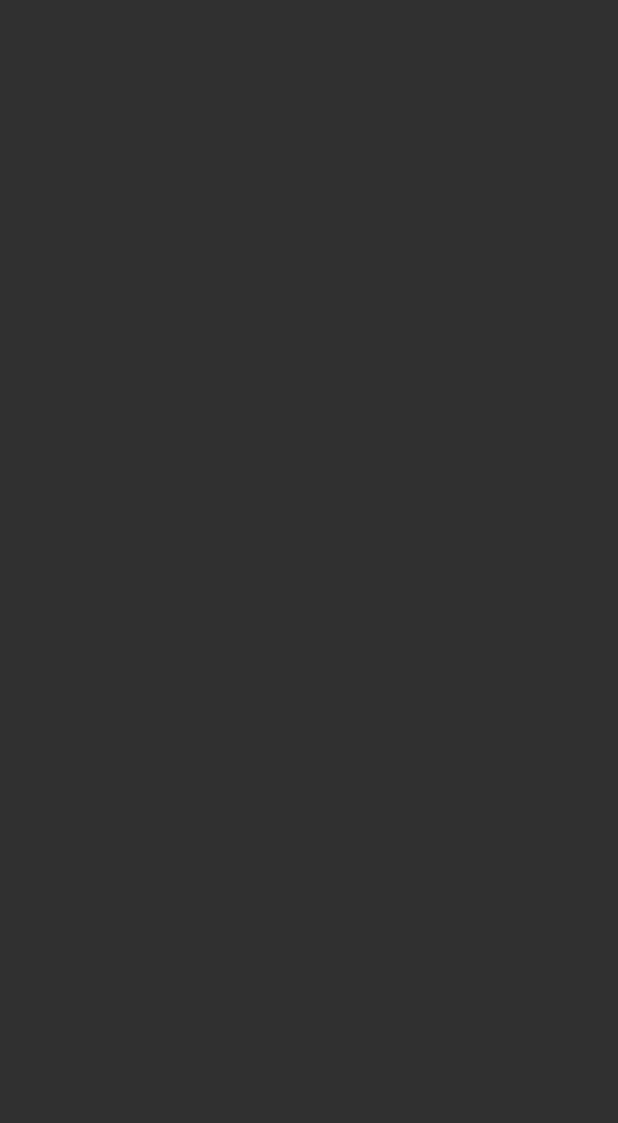
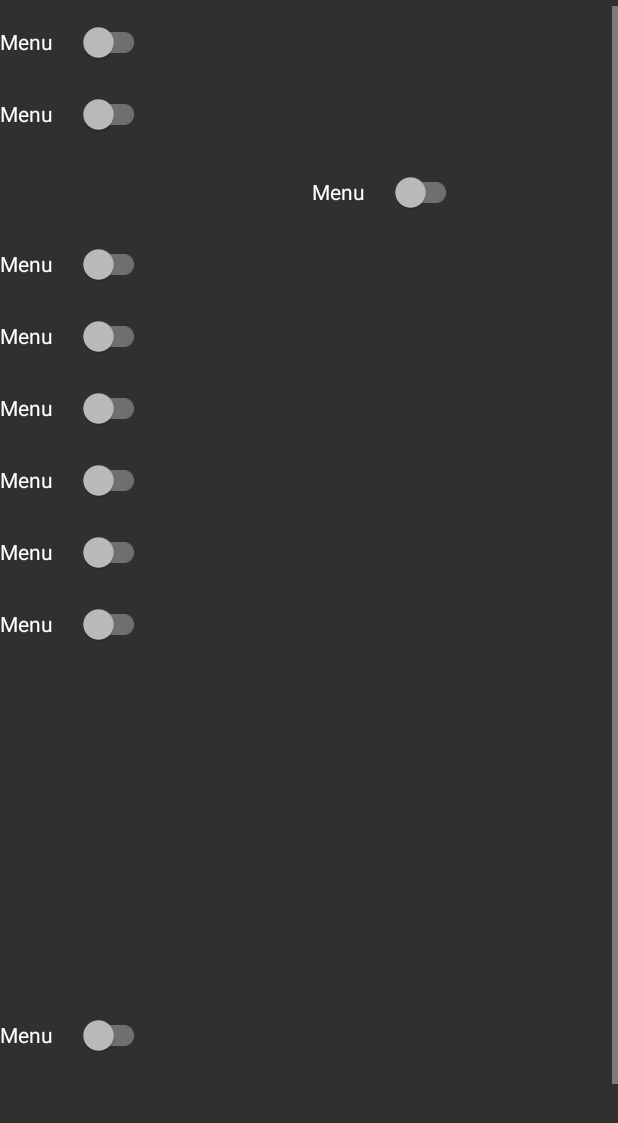
Before and after one commit to TPL-TEAM/KartyNaImprezeAPK, an Android app built with Jetpack Compose: the UstawieniaAc screen opened directly, with no data from a screen before it, on a phone screen of 412 x 824 dp. Before the commit the part shown is empty. Shown: the top 1123 px of the screen. Run offline under Robolectric (Android 15) with nearby library versions, the phone set to English and light mode, and no system bars.

```diff
--- a/app/src/main/res/layout/activity_ustawienia.xml
+++ b/app/src/main/res/layout/activity_ustawienia.xml
@@ -6,4 +6,96 @@
     android:layout_height="match_parent"
     tools:context=".UstawieniaAc">
 
+    <ScrollView
+        android:id="@+id/scrollView3"
+        android:layout_width="match_parent"
+        android:layout_height="match_parent"
+        android:layout_marginTop="4dp"
+        app:layout_constraintEnd_toEndOf="parent"
+        app:layout_constraintHorizontal_bias="0.0"
+        app:layout_constraintStart_toStartOf="parent"
+        app:layout_constraintTop_toTopOf="parent">
+
+        <androidx.constraintlayout.widget.ConstraintLayout
+            android:layout_width="match_parent"
+            android:layout_height="1000dp">
+
+            <androidx.appcompat.widget.SwitchCompat
+                android:id="@+id/switch7"
+                android:layout_width="100dp"
+                android:layout_height="48dp"
+                android:text="@string/Menu"
+                app:layout_constraintStart_toStartOf="parent"
+                app:layout_constraintTop_toTopOf="parent" />
+
+            <androidx.appcompat.widget.SwitchCompat
+                android:id="@+id/switch6"
+                android:layout_width="100dp"
+                android:layout_height="48dp"
+                android:layout_marginStart="208dp"
+                android:layout_marginTop="4dp"
+                android:text="@string/Menu"
+                app:layout_constraintStart_toStartOf="parent"
+                app:layout_constraintTop_toBottomOf="@+id/switch5" />
+
+            <androidx.appcompat.widget.SwitchCompat
+                android:id="@+id/switch5"
+                android:layout_width="100dp"
+                android:layout_height="48dp"
+                android:text="@string/Menu"
+                app:layout_constraintStart_toStartOf="parent"
+                app:layout_constraintTop_toBottomOf="@+id/switch7" />
+            <androidx.appcompat.widget.SwitchCompat
+                android:id="@+id/switch8"
+                android:layout_width="100dp"
+                android:layout_height="48dp"
+                android:text="@string/Menu"
+                app:layout_constraintStart_toStartOf="parent"
+                app:layout_constraintTop_toBottomOf="@+id/switch6" />
+            <androidx.appcompat.widget.SwitchCompat
+                android:id="@+id/switch9"
+                android:layout_width="100dp"
+                android:layout_height="48dp"
+                android:text="@string/Menu"
+                app:layout_constraintStart_toStartOf="parent"
+                app:layout_constraintTop_toBottomOf="@+id/switch8" />
+            <androidx.appcompat.widget.SwitchCompat
+                android:id="@+id/switch10"
+                android:layout_width="100dp"
+                android:layout_height="48dp"
+                android:text="@string/Menu"
+                app:layout_constraintStart_toStartOf="parent"
+                app:layout_constraintTop_toBottomOf="@+id/switch9" />
+            <androidx.appcompat.widget.SwitchCompat
+                android:id="@+id/switch11"
+                android:layout_width="100dp"
+                android:layout_height="48dp"
+                android:text="@string/Menu"
+                app:layout_constraintStart_toStartOf="parent"
+                app:layout_constraintTop_toBottomOf="@+id/switch10" />
+            <androidx.appcompat.widget.SwitchCompat
+                android:id="@+id/switch12"
+                android:layout_width="100dp"
+                android:layout_height="48dp"
+                android:text="@string/Menu"
+                app:layout_constraintStart_toStartOf="parent"
+                app:layout_constraintTop_toBottomOf="@+id/switch11" />
+            <androidx.appcompat.widget.SwitchCompat
+                android:id="@+id/switch13"
+                android:layout_width="100dp"
+                android:layout_height="48dp"
+                android:text="@string/Menu"
+                app:layout_constraintStart_toStartOf="parent"
+                app:layout_constraintTop_toBottomOf="@+id/switch12" />
+            <androidx.appcompat.widget.SwitchCompat
+                android:id="@+id/switch14"
+                android:layout_width="100dp"
+                android:layout_height="500dp"
+                android:text="@string/Menu"
+                app:layout_constraintStart_toStartOf="parent"
+                app:layout_constraintTop_toBottomOf="@+id/switch13" />
+
+        </androidx.constraintlayout.widget.ConstraintLayout>
+    </ScrollView>
+
 </androidx.constraintlayout.widget.ConstraintLayout>
```
Also changed, not shown: app/src/main/res/layout/activity_graj.xml (+36 -20 lines).
